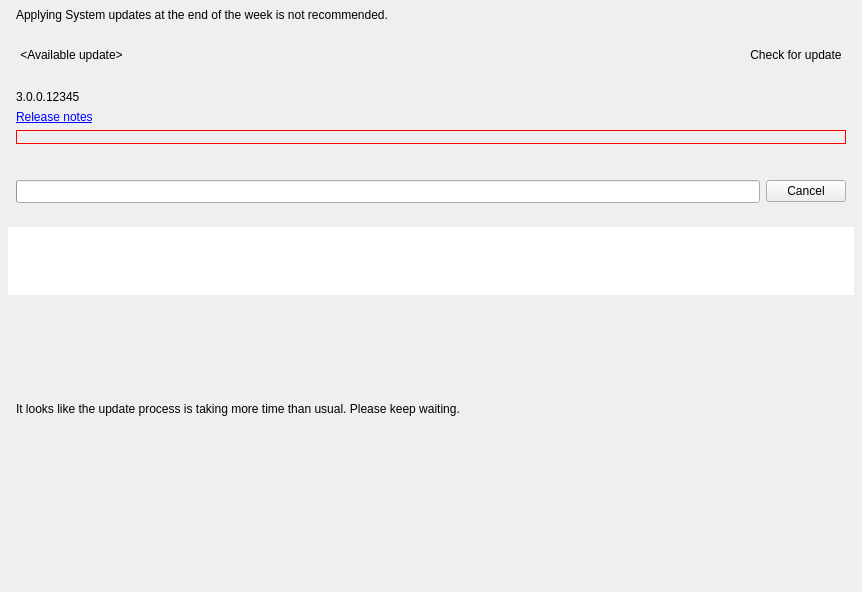
The window that vms/client/nx_vms_client_desktop/src/nx/vms/client/desktop/system_update/multi_server_updates_widget.ui (networkoptix/nx_open) describes before a commit, drawn with Qt 5.
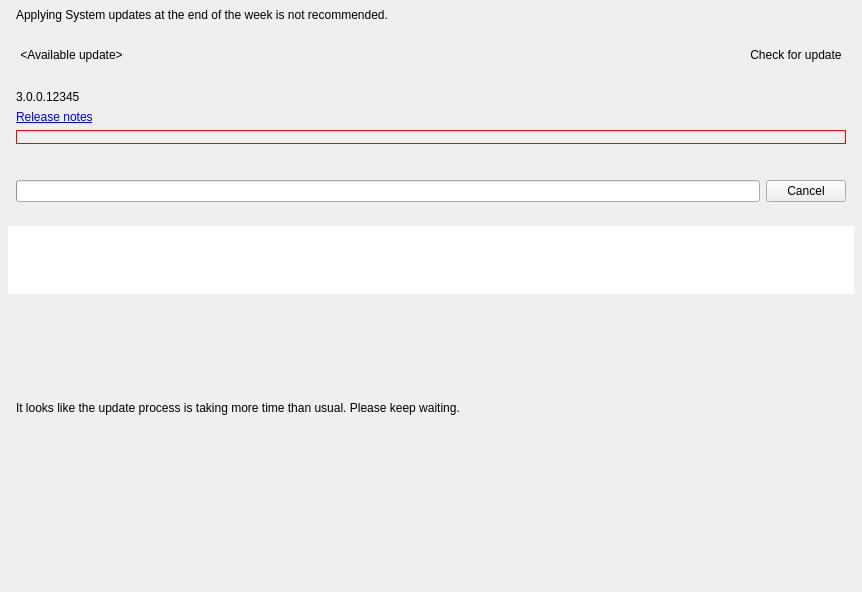
The same window after the commit. Custom widgets are drawn as their Qt base class.

Commit message:
VMS-13124: Reverted font changes completely
<==== Mercurial data ====>
Branch: vms_4.0_gui

Patch:
```diff
--- a/vms/client/nx_vms_client_desktop/src/nx/vms/client/desktop/system_update/multi_server_updates_widget.ui
+++ b/vms/client/nx_vms_client_desktop/src/nx/vms/client/desktop/system_update/multi_server_updates_widget.ui
@@ -577,13 +577,7 @@
            <number>0</number>
           </property>
           <item>
-           <widget class="QProgressBar" name="actionProgess">
-            <property name="font">
-             <font>
-              <pointsize>10</pointsize>
-             </font>
-            </property>
-           </widget>
+           <widget class="QProgressBar" name="actionProgess"/>
           </item>
           <item>
            <widget class="QPushButton" name="cancelProgressAction">
```
